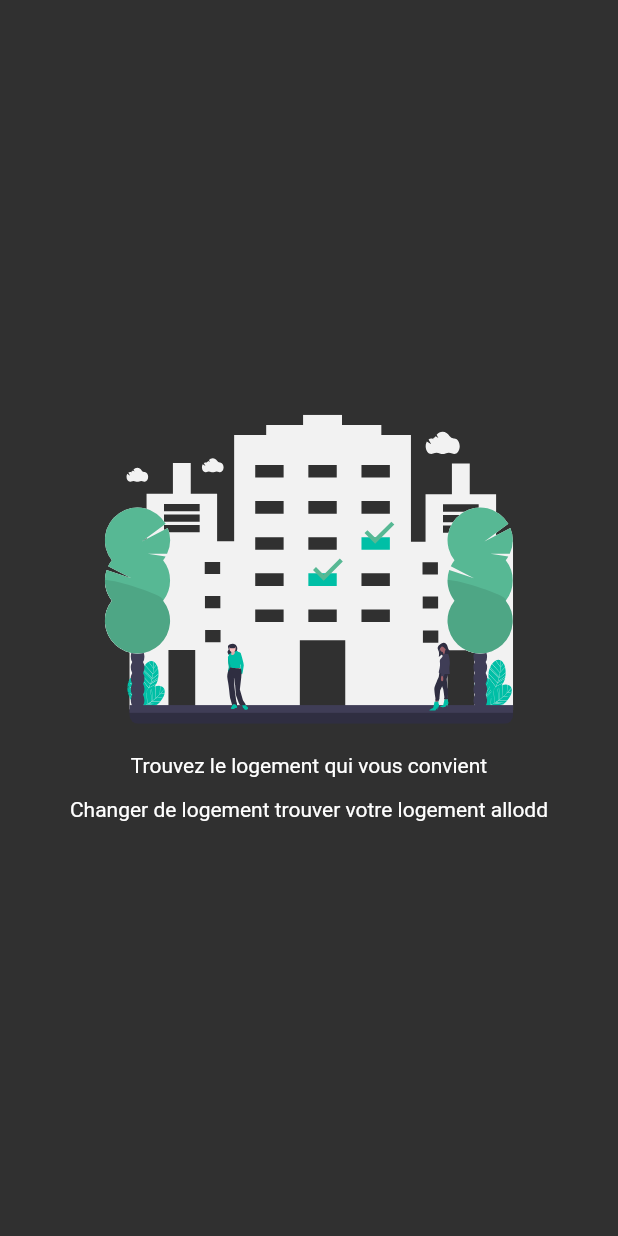
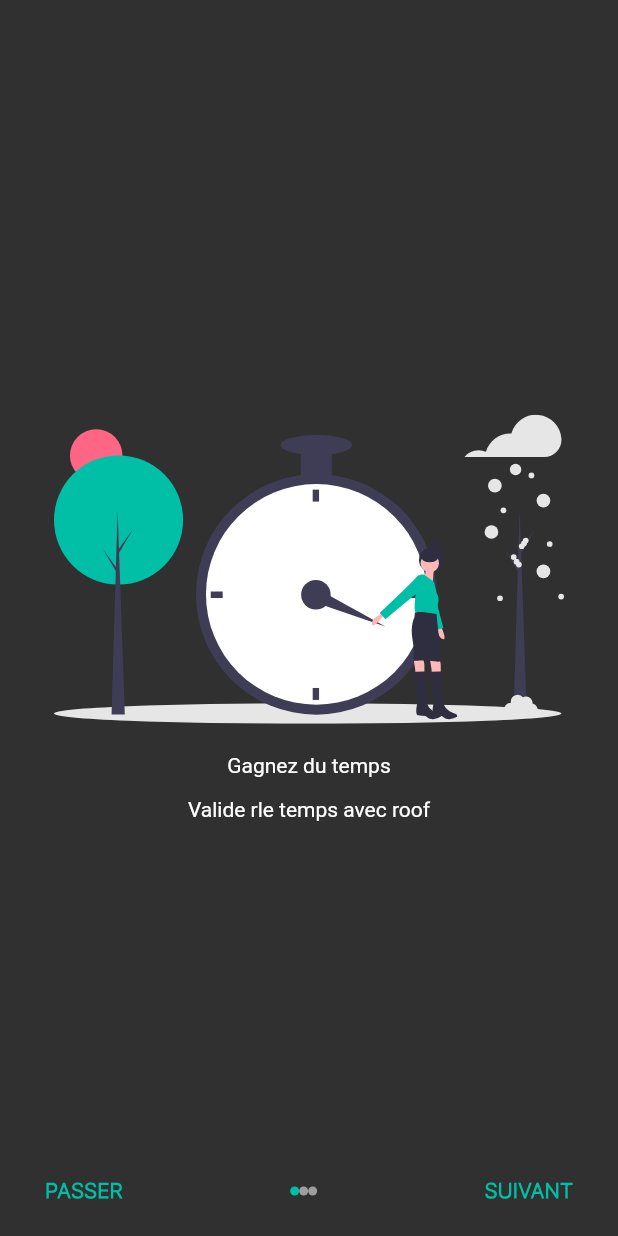
Before and after one commit to MiguelYann/RooforAll, a Flutter app: the ScreenSplash screen opened directly, on a phone screen of 412 x 824 dp. Run offline on Flutter 3.47's test engine with Material 2 defaults, Android fonts, the phone set to English and light mode, and no system bars; our stand-ins replace dio, flutter_svg, shared_preferences; missing offline and left inert: day_night_switch; accounts and stored records are empty.

Commit message:
(feature) Add slider for screen splash

```diff
--- a/lib/data/models/slider_item.dart
+++ b/lib/data/models/slider_item.dart
@@ -8,11 +8,6 @@ class SliderItem {
   List<SliderItem> getSliderItems() {
     List<SliderItem> aSliderItems = List();
 
-    aSliderItems.add(SliderItem(
-        description: 'Changer de logement trouver votre logement allodd',
-        title: 'Trouvez le logement qui vous convient',
-        pathImage: 'assets/images/screenSplashHome.svg'));
-
     aSliderItems.add(
       SliderItem(
           description: 'Valide rle temps avec roof',
@@ -20,11 +15,20 @@ class SliderItem {
           pathImage: 'assets/images/screenSplashTime.svg'),
     );
 
-    aSliderItems.add(SliderItem(
-      description: 'Assisatnce partout ou vous allez nous sommes avec vous',
-      title: 'Toujours plus proche de vous',
-      pathImage: 'assets/images/screenSplashAssistance.svg',
-    ));
+    aSliderItems.add(
+      SliderItem(
+          description: 'Changer de logement trouver votre logement allodd',
+          title: 'Trouvez le logement qui vous convient',
+          pathImage: 'assets/images/screenSplashHome.svg'),
+    );
+
+    aSliderItems.add(
+      SliderItem(
+        description: 'Assisatnce partout ou vous allez nous sommes avec vous',
+        title: 'Toujours plus proche de vous',
+        pathImage: 'assets/images/screenSplashAssistance.svg',
+      ),
+    );
 
     return aSliderItems;
   }
--- a/lib/ui/pages/screen_splash.dart
+++ b/lib/ui/pages/screen_splash.dart
@@ -1,6 +1,10 @@
+import 'dart:io';
+
 import 'package:flutter/material.dart';
 import 'package:flutter_svg/svg.dart';
 import 'package:rooforall/data/models/slider_item.dart';
+import 'package:rooforall/ui/resources/utils/utils.dart';
+import 'package:rooforall/ui/resources/widgets/slider_screen_splash.dart';
 
 class ScreenSplash extends StatefulWidget {
   @override
@@ -8,7 +12,10 @@ class ScreenSplash extends StatefulWidget {
 }
 
 class _ScreenSplashState extends State<ScreenSplash> {
+  static const fontText = 'SFPro';
+
   List<SliderItem> _slides = List<SliderItem>();
+  int _currentIndex = 0;
 
   @override
   void initState() {
@@ -16,48 +23,86 @@ class _ScreenSplashState extends State<ScreenSplash> {
     _slides = SliderItem().getSliderItems();
   }
 
+  Widget currentIndicatorPage(bool isCurrentPage) {
+    return Container(
+      height: isCurrentPage ? 6 : 6.0,
+      width: isCurrentPage ? 6 : 6.0,
+      decoration: BoxDecoration(
+          borderRadius: BorderRadius.circular(40),
+          border: Border.all(style: BorderStyle.none),
+          color: isCurrentPage ? Utils.colorFromHex("#00BFA6") : Colors.grey),
+    );
+  }
+
+  List<Widget> getIndicator(int index) {
+    List<Widget> aList = List<Widget>();
+
+    for (int i = 0; i < _slides.length; i++) {
+      if (index == i) {
+        aList.add(currentIndicatorPage(true));
+      } else {
+        aList.add(currentIndicatorPage(false));
+      }
+    }
+    print(aList);
+    return aList;
+  }
+
   @override
   Widget build(BuildContext context) {
     return Scaffold(
       body: PageView.builder(
+        onPageChanged: (value) {
+          setState(() {
+            _currentIndex = value;
+          });
+        },
         itemCount: _slides.length,
         itemBuilder: (context, index) {
-          return SliderText(
+          return SliderScreenSplash(
             imagePath: _slides[index].pathImage,
             description: _slides[index].description,
             title: _slides[index].title,
           );
         },
       ),
-    );
-  }
-}
-
-class SliderText extends StatelessWidget {
-  final String imagePath;
-  final String title;
-  final String description;
-
-  SliderText({this.imagePath, this.description, this.title});
-  @override
-  Widget build(BuildContext context) {
-    return Container(
-      child: Column(
-        mainAxisAlignment: MainAxisAlignment.center,
+      bottomSheet: _currentIndex != _slides.length
+          ? Container(
+              height: Platform.isIOS ? 70 : 60,
+              padding: EdgeInsets.symmetric(horizontal: 30),
+              child: Row(
+                mainAxisAlignment: MainAxisAlignment.spaceBetween,
                 children: <Widget>[
-          SvgPicture.asset(
-            imagePath,
-            height: MediaQuery.of(context).size.height / 4,
+                  InkWell(
+                    child: Text(
+                      'PASSER',
+                      style: TextStyle(
+                          fontFamily: fontText,
+                          color: Utils.colorFromHex("#00BFA6"),
+                          fontWeight: FontWeight.bold),
                     ),
-          SizedBox(
-            height: 20,
                   ),
-          Text(title),
-          SizedBox(
-            height: 13,
+                  Row(
+                    mainAxisAlignment: MainAxisAlignment.spaceAround,
+                    children: <Widget>[
+                      ...getIndicator(_currentIndex),
+                    ],
                   ),
-          Text(description)
+                  InkWell(
+                    onTap: () {},
+                    child: Text(
+                      'SUIVANT',
+                      style: TextStyle(
+                          fontFamily: fontText,
+                          color: Utils.colorFromHex("#00BFA6"),
+                          fontWeight: FontWeight.bold),
+                    ),
+                  )
                 ],
+              ),
+            )
+          : Container(
+              child: Text('dd'),
             ),
     );
   }
--- /dev/null
+++ b/lib/ui/resources/widgets/slider_screen_splash.dart
@@ -0,0 +1,32 @@
+import 'package:flutter/material.dart';
+import 'package:flutter_svg/svg.dart';
+
+class SliderScreenSplash extends StatelessWidget {
+  final String imagePath;
+  final String title;
+  final String description;
+
+  SliderScreenSplash({this.imagePath, this.description, this.title});
+  @override
+  Widget build(BuildContext context) {
+    return Container(
+      child: Column(
+        mainAxisAlignment: MainAxisAlignment.center,
+        children: <Widget>[
+          SvgPicture.asset(
+            imagePath,
+            height: MediaQuery.of(context).size.height / 4,
+          ),
+          SizedBox(
+            height: 20,
+          ),
+          Text(title),
+          SizedBox(
+            height: 13,
+          ),
+          Text(description)
+        ],
+      ),
+    );
+  }
+}
--- a/pubspec.yaml
+++ b/pubspec.yaml
@@ -14,7 +14,7 @@ description: A new Flutter application.
 version: 1.0.0+1
 
 environment:
-  sdk: ">=2.1.0 <3.0.0"
+  sdk: ">=2.2.2 <3.0.0"
 
 dependencies:
   flutter:
```
Lines whose indentation alone changed are shown as unchanged.
